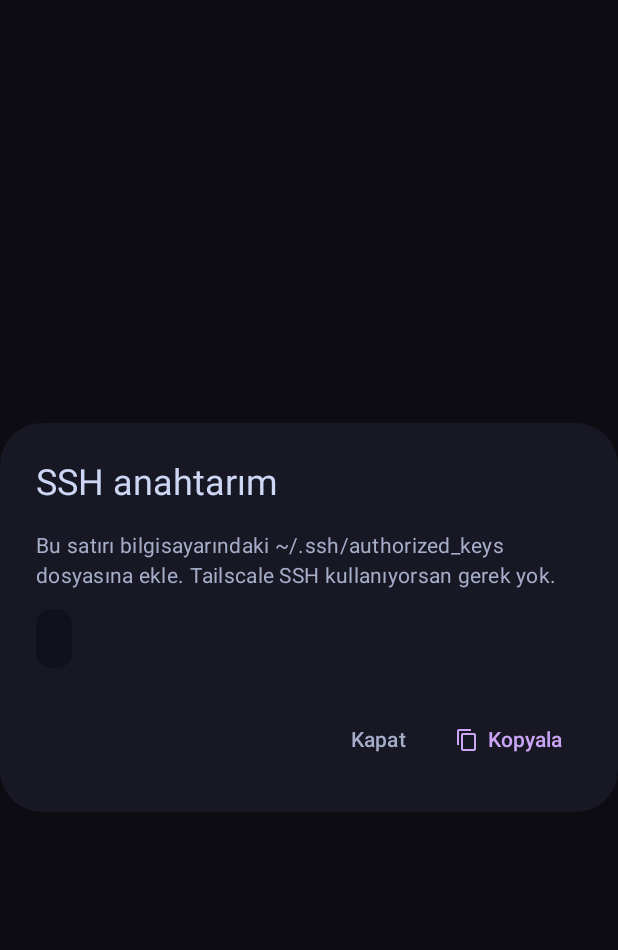
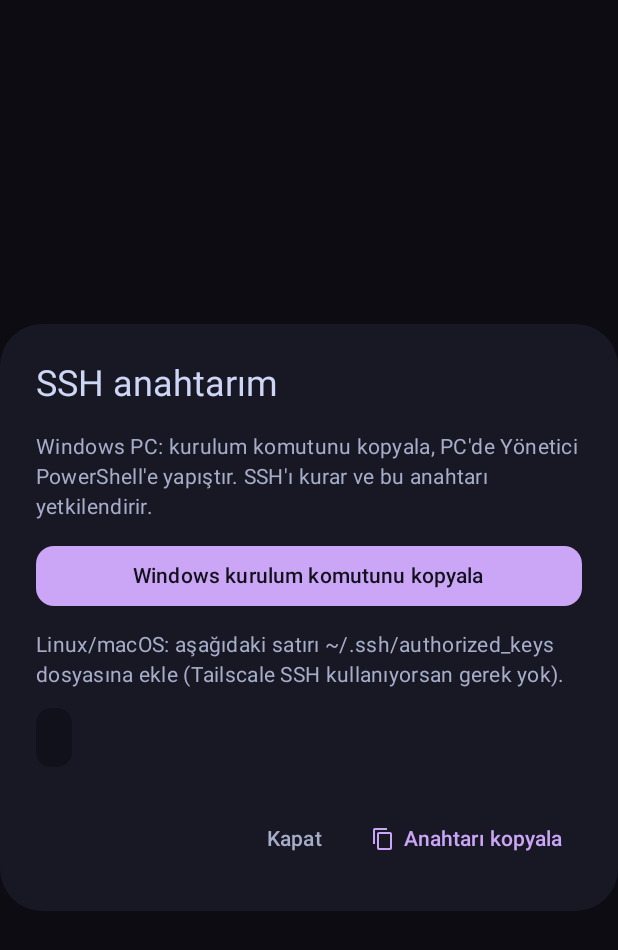
Before and after one commit to KaanAlper/AsenaScale, an Android app built with Jetpack Compose: the composable KeyDialog shown on its own in the app's theme, on a phone screen of 412 x 824 dp. Shown: the top 950 px of the screen. Run offline under Robolectric (Android 15) with nearby library versions, the phone set to English and light mode, and no system bars; libraries missing offline, so code that uses them is left out: com.jcraft.jsch; 7 statements that could not run were skipped.

Commit message:
Windows PC support; fix invisible text and wrapped extra keys
Windows:
- Screenshots via mcshot.ps1: sshd sessions can't see the desktop, so the
  capture runs as a one-off interactive scheduled task in the user's
  session (conhost --headless: no window flashes, focus untouched).
  PrintWindow grabs covered windows without bringing them forward; window
  titles travel base64 so the console code page can't mangle them
- Remote OS is detected per connection (uname probe)
- One-paste admin PowerShell setup: installs/starts OpenSSH Server, sets
  PowerShell as the SSH shell, opens the firewall, authorizes the phone's
  key in administrators_authorized_keys and ~/.ssh (SIDs, so it works on
  Turkish Windows too)
- Host editor recognizes Windows peers: hides Tailscale SSH (no Windows
  server), shows the setup card, drops tmux presets

UI:
- Text outside a Surface defaulted to black and vanished on the dark
  background; the theme now provides the content color
- Opt out of OEM force-dark
- Extra-keys labels no longer wrap to two lines

Verified: both PowerShell scripts parse; the embedded C# compiles; the
outer/inner task handshake, error path, base64 output and cleanup run
under pwsh with the ScheduledTasks cmdlets stubbed.

Co-Authored-By: Claude Opus 5.5 <noreply@anthropic.com>
Claude-Session: https://claude.ai/code/session_01FRGsFxtBj6i7fBW8DZj1Bn

```diff
--- a/app/src/main/java/dev/mobileclaude/ssh/SshConnection.kt
+++ b/app/src/main/java/dev/mobileclaude/ssh/SshConnection.kt
@@ -51,6 +51,9 @@ class SshConnection(val host: Host) {
     private var shell: ChannelShell? = null
     private var shellOut: OutputStream? = null
     private var localPort = 0
+
+    /** "windows" or "posix", detected on first use by the screenshot helper. */
+    @Volatile var remoteOs: String? = null
 
     /** Called on the main thread whenever the screen changed. */
     var onScreenUpdate: (() -> Unit)? = null
@@ -264,7 +267,8 @@ class SshConnection(val host: Host) {
         return when {
             "Auth fail" in m || "Auth cancel" in m -> "Kimlik doğrulama başarısız. Kullanıcı adını ve anahtarı/şifreyi kontrol et."
             "timeout" in m.lowercase() -> "Zaman aşımı: bilgisayar açık ve Tailscale'e bağlı mı?"
-            "refused" in m.lowercase() -> "Bağlantı reddedildi: bilgisayarda SSH sunucusu çalışıyor mu?"
+            "refused" in m.lowercase() || "dial" in m.lowercase() ->
+                "Bağlantı reddedildi: PC'de SSH sunucusu çalışıyor mu? (Windows'ta: 🔑 → Windows kurulum komutu)"
             else -> m
         }
     }
--- a/app/src/main/java/dev/mobileclaude/ui/HomeScreen.kt
+++ b/app/src/main/java/dev/mobileclaude/ui/HomeScreen.kt
@@ -366,14 +366,24 @@ private fun KeyDialog(onDismiss: () -> Unit) {
         containerColor = MaterialTheme.colorScheme.surfaceContainer,
         title = { Text("SSH anahtarım") },
         text = {
-            Column {
+            Column(verticalArrangement = Arrangement.spacedBy(12.dp)) {
                 Text(
-                    "Bu satırı bilgisayarındaki ~/.ssh/authorized_keys dosyasına ekle. " +
-                        "Tailscale SSH kullanıyorsan gerek yok.",
+                    "Windows PC: kurulum komutunu kopyala, PC'de Yönetici PowerShell'e yapıştır. " +
+                        "SSH'ı kurar ve bu anahtarı yetkilendirir.",
                     fontSize = 14.sp,
                     color = Mocha.subtext,
                 )
-                Spacer(Modifier.height(12.dp))
+                Button(
+                    onClick = { App.instance.copyToClipboard(Keys.windowsSetupScript(context)); onDismiss() },
+                    shape = RoundedCornerShape(12.dp),
+                    modifier = Modifier.fillMaxWidth(),
+                ) { Text("Windows kurulum komutunu kopyala") }
+                Text(
+                    "Linux/macOS: aşağıdaki satırı ~/.ssh/authorized_keys dosyasına ekle " +
+                        "(Tailscale SSH kullanıyorsan gerek yok).",
+                    fontSize = 14.sp,
+                    color = Mocha.subtext,
+                )
                 SelectionContainer {
                     Text(
                         key,
@@ -390,7 +400,7 @@ private fun KeyDialog(onDismiss: () -> Unit) {
             TextButton(onClick = { App.instance.copyToClipboard(key); onDismiss() }) {
                 Icon(Icons.Outlined.ContentCopy, null, Modifier.size(16.dp))
                 Spacer(Modifier.width(6.dp))
-                Text("Kopyala")
+                Text("Anahtarı kopyala")
             }
         },
         dismissButton = { TextButton(onClick = onDismiss) { Text("Kapat", color = Mocha.subtext) } },
--- a/app/src/main/java/dev/mobileclaude/ui/Theme.kt
+++ b/app/src/main/java/dev/mobileclaude/ui/Theme.kt
@@ -1,9 +1,11 @@
 package dev.mobileclaude.ui
 
+import androidx.compose.material3.LocalContentColor
 import androidx.compose.material3.MaterialTheme
 import androidx.compose.material3.Typography
 import androidx.compose.material3.darkColorScheme
 import androidx.compose.runtime.Composable
+import androidx.compose.runtime.CompositionLocalProvider
 import androidx.compose.ui.graphics.Color
 import androidx.compose.ui.text.TextStyle
 import androidx.compose.ui.text.font.Font
@@ -63,5 +65,9 @@ val MonoSmall = TextStyle(fontFamily = Mono, fontSize = 12.sp)
 
 @Composable
 fun MobileClaudeTheme(content: @Composable () -> Unit) {
-    MaterialTheme(colorScheme = colors, typography = typography, content = content)
+    MaterialTheme(colorScheme = colors, typography = typography) {
+        // Without this, Text outside a Surface falls back to black, which
+        // disappears on the dark background.
+        CompositionLocalProvider(LocalContentColor provides colors.onBackground, content = content)
+    }
 }
--- /dev/null
+++ b/app/src/main/res/values-v29/themes.xml
@@ -0,0 +1,10 @@
+<?xml version="1.0" encoding="utf-8"?>
+<resources>
+    <style name="Theme.MobileClaude" parent="android:Theme.Material.NoActionBar">
+        <item name="android:windowBackground">@color/base</item>
+        <item name="android:statusBarColor">@android:color/transparent</item>
+        <item name="android:navigationBarColor">@android:color/transparent</item>
+        <!-- The app is always dark; stop "force dark" modes (e.g. Samsung) from re-coloring it. -->
+        <item name="android:forceDarkAllowed">false</item>
+    </style>
+</resources>
```
Also changed, not shown: app/src/main/java/dev/mobileclaude/shot/Screenshots.kt (+80 -22 lines), app/src/main/java/dev/mobileclaude/ssh/Keys.kt (+26 -0 lines), app/src/main/java/dev/mobileclaude/tailnet/Tailnet.kt (+10 -3 lines), app/src/main/java/dev/mobileclaude/ui/ExtraKeys.kt (+9 -4 lines), app/src/main/java/dev/mobileclaude/ui/HostEditScreen.kt (+60 -5 lines), app/src/main/java/dev/mobileclaude/ui/TerminalScreen.kt (+9 -2 lines), 2 other files.
